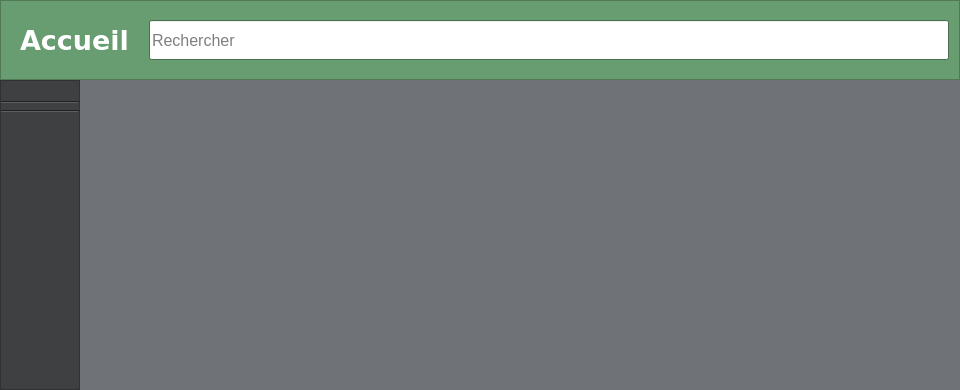
The window that mainwindow.ui (TheoFRASSI/GaleriePhotoIHM) describes before a commit, drawn with Qt 5.
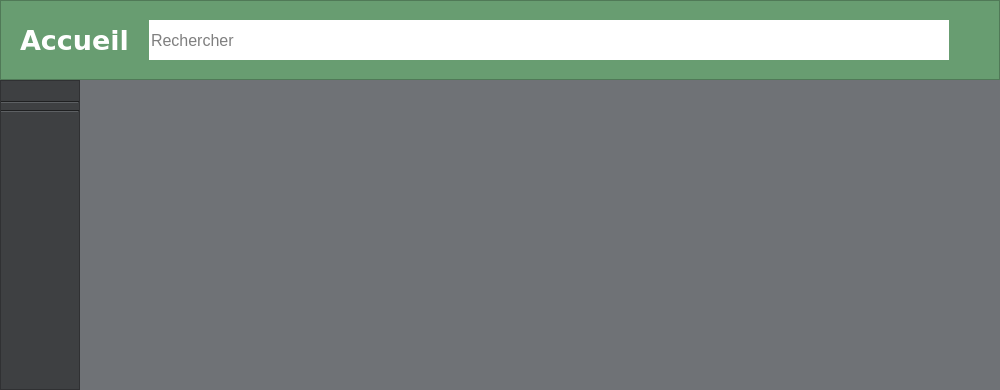
The same window after the commit. Icons and pictures are not drawn.

The edit to the form file:
```diff
--- a/mainwindow.ui
+++ b/mainwindow.ui
@@ -456,7 +456,7 @@
    <string>Galerie Photo</string>
   </property>
   <property name="windowIcon">
-   <iconset>
+   <iconset resource="res.qrc">
     <normaloff>:/img/window/gallery-icon</normaloff>:/img/window/gallery-icon</iconset>
   </property>
   <property name="autoFillBackground">
@@ -496,7 +496,7 @@
          <number>0</number>
         </property>
         <item>
-         <widget class="QFrame" name="frame">
+         <widget class="QFrame" name="headerMenuFrame">
           <property name="minimumSize">
            <size>
             <width>0</width>
@@ -1495,6 +1495,9 @@
            </item>
            <item>
             <layout class="QHBoxLayout" name="layoutSearch">
+             <property name="spacing">
+              <number>0</number>
+             </property>
              <item>
               <spacer name="horizontalSpacer">
                <property name="orientation">
@@ -1527,24 +1530,58 @@
                  <pointsize>12</pointsize>
                 </font>
                </property>
+               <property name="frame">
+                <bool>false</bool>
+               </property>
                <property name="placeholderText">
                 <string>Rechercher</string>
                </property>
+               <property name="clearButtonEnabled">
+                <bool>false</bool>
+               </property>
               </widget>
              </item>
             </layout>
            </item>
            <item>
-            <layout class="QHBoxLayout" name="layoutNewAlbum"/>
+            <layout class="QHBoxLayout" name="layoutNewAlbum">
+             <property name="leftMargin">
+              <number>5</number>
+             </property>
+             <property name="rightMargin">
+              <number>5</number>
+             </property>
+            </layout>
            </item>
            <item>
-            <layout class="QHBoxLayout" name="layoutNewPhoto"/>
+            <layout class="QHBoxLayout" name="layoutNewPhoto">
+             <property name="leftMargin">
+              <number>5</number>
+             </property>
+             <property name="rightMargin">
+              <number>5</number>
+             </property>
+            </layout>
            </item>
            <item>
-            <layout class="QHBoxLayout" name="layoutAffichage"/>
+            <layout class="QHBoxLayout" name="layoutAffichage">
+             <property name="leftMargin">
+              <number>5</number>
+             </property>
+             <property name="rightMargin">
+              <number>5</number>
+             </property>
+            </layout>
            </item>
            <item>
-            <layout class="QHBoxLayout" name="layoutSettings"/>
+            <layout class="QHBoxLayout" name="layoutSettings">
+             <property name="leftMargin">
+              <number>5</number>
+             </property>
+             <property name="rightMargin">
+              <number>5</number>
+             </property>
+            </layout>
            </item>
           </layout>
          </widget>
```
Left out of the diff: 4 changed lines with no effect on the pictures.
